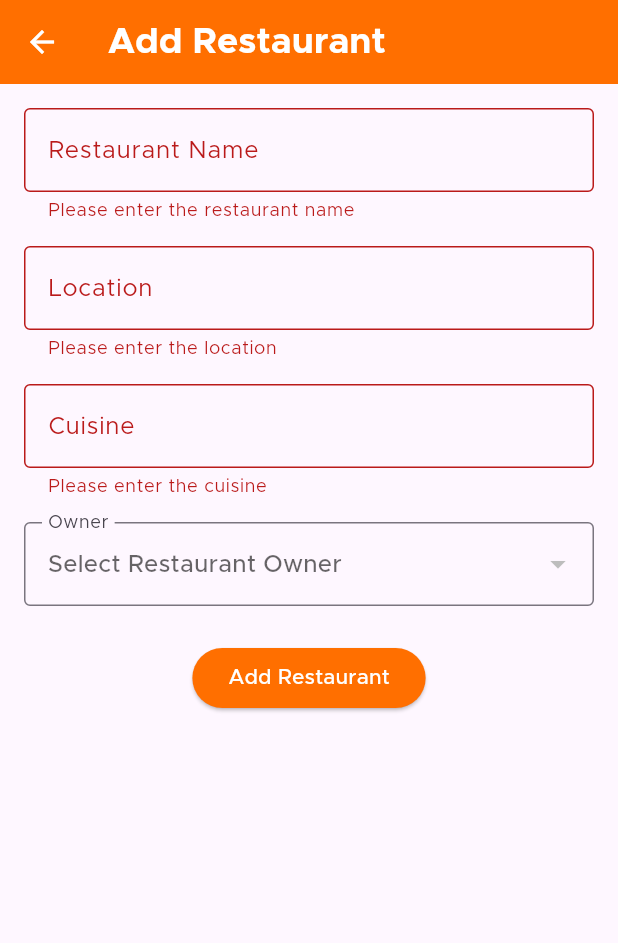
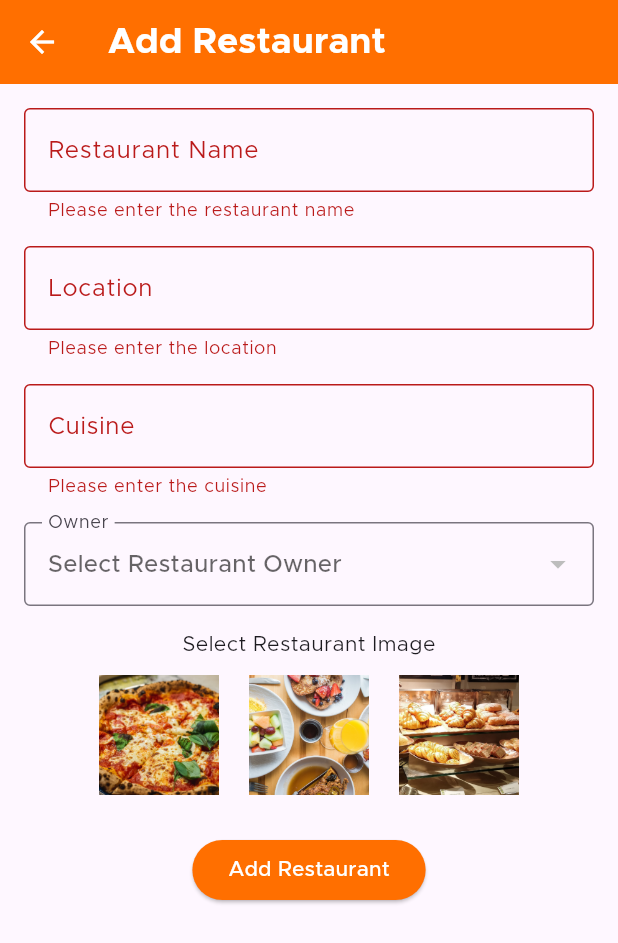
Before and after one commit to Arreejj/foodtrial1, a Flutter app: the AddRestaurant screen opened directly, after a tap on "Add Restaurant", on a phone screen of 412 x 824 dp. Shown: the top 943 px of the screen. Run offline on Flutter 3.47's test engine with Material 3 defaults, Android fonts, the phone set to English and light mode, and no system bars; our stand-ins replace cloud_firestore, firebase_auth, firebase_core, flutter_map, flutter_rating_bar, flutter_riverpod and 4 more; accounts and stored records are empty.

Commit message:
add and edit  restaurant working on db

```diff
--- a/areej/lib/main.dart
+++ b/areej/lib/main.dart
@@ -31,7 +31,8 @@ class MyApp extends StatelessWidget {
           colorScheme: ColorScheme.fromSeed(seedColor: Colors.deepPurple),
           useMaterial3: true,
         ),
-        home: const AuthStateHandler(), // Auth state handler to check the login status
+        home:
+            const AuthStateHandler(), // Auth state handler to check the login status
       ),
     );
   }
--- /dev/null
+++ b/areej/lib/services/restaurant_service.dart
@@ -0,0 +1,90 @@
+import 'package:cloud_firestore/cloud_firestore.dart';
+
+class RestaurantService {
+  final FirebaseFirestore _firestore = FirebaseFirestore.instance;
+
+  // Fetch all owners from Firestore
+  Future<List<Map<String, dynamic>>> fetchOwners() async {
+    try {
+      QuerySnapshot ownerSnapshot = await _firestore
+          .collection('users')
+          .where('role', isEqualTo: 'owner')
+          .get();
+
+      if (ownerSnapshot.docs.isNotEmpty) {
+        return ownerSnapshot.docs.map((doc) {
+          var data = doc.data() as Map<String, dynamic>;
+          return {
+            'id': doc.id,
+            'name': data['name'] ?? 'Unknown Owner',
+          };
+        }).toList();
+      } else {
+        return [];
+      }
+    } catch (e) {
+      print("Error fetching owners: $e");
+      throw Exception("Failed to fetch owners");
+    }
+  }
+
+  // Add a new restaurant to Firestore
+  Future<String> addRestaurant({
+    required String name,
+    required String location,
+    required String cuisine,
+    required String ownerId,
+    required String imagePath, // New parameter for image path
+  }) async {
+    try {
+      DocumentReference restaurantRef =
+          await _firestore.collection('restaurants').add({
+        'name': name,
+        'location': location,
+        'cuisine': cuisine,
+        'ownerId': ownerId,
+        'imagePath': imagePath, // Save the image path to Firestore
+      });
+      return restaurantRef.id; // Return the newly created restaurant ID
+    } catch (e) {
+      print("Error adding restaurant: $e");
+      throw Exception("Failed to add restaurant");
+    }
+  }
+
+  // Update restaurant details
+  Future<void> updateRestaurant({
+    required String restaurantId,
+    required String name,
+    required String location,
+    required String cuisine,
+    required String ownerId,
+    String? imagePath, // Optional image path
+  }) async {
+    try {
+      await _firestore.collection('restaurants').doc(restaurantId).update({
+        'name': name,
+        'location': location,
+        'cuisine': cuisine,
+        'ownerId': ownerId, // Update the selected owner
+        'imagePath': imagePath, // Update the image path if provided
+      });
+    } catch (e) {
+      print("Error updating restaurant: $e");
+      throw Exception("Failed to update restaurant");
+    }
+  }
+
+  // Update the owner with the assigned restaurant ID
+  Future<void> updateOwnerWithRestaurant(
+      String ownerId, String restaurantId) async {
+    try {
+      await _firestore.collection('users').doc(ownerId).update({
+        'restaurantId': restaurantId,
+      });
+    } catch (e) {
+      print("Error updating owner: $e");
+      throw Exception("Failed to update owner");
+    }
+  }
+}
--- a/areej/lib/view/admin_dashboard/AddRestaurant.dart
+++ b/areej/lib/view/admin_dashboard/AddRestaurant.dart
@@ -1,5 +1,5 @@
 import 'package:flutter/material.dart';
-import 'package:cloud_firestore/cloud_firestore.dart';
+import 'package:areej/services/restaurant_service.dart'; // Import the RestaurantService
 
 class AddRestaurant extends StatefulWidget {
   const AddRestaurant({super.key});
@@ -14,7 +14,9 @@ class _AddRestaurantState extends State<AddRestaurant> {
   final TextEditingController _locationController = TextEditingController();
   final TextEditingController _cuisineController = TextEditingController();
   String _selectedOwnerId = '';
+  String? _selectedImagePath; // Store the image path
   List<Map<String, dynamic>> owners = [];
+  final RestaurantService _restaurantService = RestaurantService();
 
   @override
   void initState() {
@@ -32,24 +34,11 @@ class _AddRestaurantState extends State<AddRestaurant> {
 
   Future<void> _fetchOwners() async {
     try {
-      QuerySnapshot ownerSnapshot = await FirebaseFirestore.instance
-          .collection('users')
-          .where('role', isEqualTo: 'owner')
-          .get();
-
-      if (ownerSnapshot.docs.isNotEmpty) {
+      List<Map<String, dynamic>> fetchedOwners =
+          await _restaurantService.fetchOwners();
       setState(() {
-          owners = ownerSnapshot.docs.map((doc) {
-            var data = doc.data() as Map<String, dynamic>;
-            return {
-              'id': doc.id,
-              'name': data['name'] ?? 'Unknown Owner',
-            };
-          }).toList();
+        owners = fetchedOwners;
       });
-      } else {
-        print("No owners found.");
-      }
     } catch (e) {
       print("Error fetching owners: $e");
     }
@@ -131,41 +120,91 @@ class _AddRestaurantState extends State<AddRestaurant> {
                   border: OutlineInputBorder(),
                 ),
               ),
+              const SizedBox(height: 16),
+              // Horizontal Image selection
+              const Text('Select Restaurant Image'),
+              const SizedBox(height: 8),
+              SingleChildScrollView(
+                scrollDirection: Axis.horizontal,
+                child: Row(
+                  children: [
+                    _buildImageOption('assets/img/res_1.png'),
+                    _buildImageOption('assets/img/res_2.png'),
+                    _buildImageOption('assets/img/res_3.png'),
+                  ],
+                ),
+              ),
               const SizedBox(height: 24),
               ElevatedButton(
-  onPressed: () {
-    if (_formKey.currentState!.validate() && _selectedOwnerId.isNotEmpty) {
-      // Add restaurant to Firestore with the selected owner
-      FirebaseFirestore.instance.collection('restaurants').add({
-        'name': _nameController.text,
-        'location': _locationController.text,
-        'cuisine': _cuisineController.text,
-        'ownerId': _selectedOwnerId, // Associate the restaurant with the selected owner
-      }).then((value) {
-        // After adding the restaurant, fetch the newly added restaurant and send it back
-        Navigator.pop(context, {
-          'name': _nameController.text,
-          'location': _locationController.text,
-          'cuisine': _cuisineController.text,
-          'ownerId': _selectedOwnerId,
-        });
+                onPressed: () async {
+                  if (_formKey.currentState!.validate() &&
+                      _selectedOwnerId.isNotEmpty &&
+                      _selectedImagePath != null) {
+                    try {
+                      // Step 1: Add the restaurant
+                      String restaurantId =
+                          await _restaurantService.addRestaurant(
+                        name: _nameController.text,
+                        location: _locationController.text,
+                        cuisine: _cuisineController.text,
+                        ownerId: _selectedOwnerId,
+                        imagePath: _selectedImagePath!, // Pass the image path
+                      );
 
-      }).catchError((error) {
-        print("Failed to add restaurant: $error");
-      });
+                      // Step 2: Update the owner's restaurantId
+                      await _restaurantService.updateOwnerWithRestaurant(
+                        _selectedOwnerId,
+                        restaurantId,
+                      );
+
+                      // Navigate back or show success message
+                      Navigator.pop(context);
+                    } catch (e) {
+                      print("Error adding restaurant and updating owner: $e");
+                    }
                   } else {
-      print("Please select an owner.");
+                    print("Please select all fields.");
                   }
                 },
-  style: ElevatedButton.styleFrom(backgroundColor: Color(0xFFFF6F00),
-                foregroundColor: Colors.white),
-  child:const Text('Add Restaurant'),
+                style: ElevatedButton.styleFrom(
+                  backgroundColor: Color(0xFFFF6F00),
+                  foregroundColor: Colors.white,
                 ),
-
+                child: const Text('Add Restaurant'),
+              ),
             ],
           ),
         ),
       ),
     );
   }
+
+  // Widget to display each image as an option
+  Widget _buildImageOption(String imagePath) {
+    return GestureDetector(
+      onTap: () {
+        setState(() {
+          _selectedImagePath = imagePath;
+        });
+      },
+      child: Container(
+        margin: const EdgeInsets.symmetric(horizontal: 8),
+        decoration: BoxDecoration(
+          border: Border.all(
+            color: _selectedImagePath == imagePath
+                ? Colors.orange
+                : Colors.transparent,
+            width: 2,
+          ),
+          borderRadius: BorderRadius.circular(8),
+        ),
+        child: Image.asset(
+          imagePath,
+          width: 80,
+          height: 80,
+          fit: BoxFit.cover,
+        ),
+      ),
+    );
   }
+}
```
Also changed, not shown: areej/lib/view/admin_dashboard/EditRestaurantPage.dart (+27 -20 lines). Lines whose indentation alone changed are shown as unchanged.
